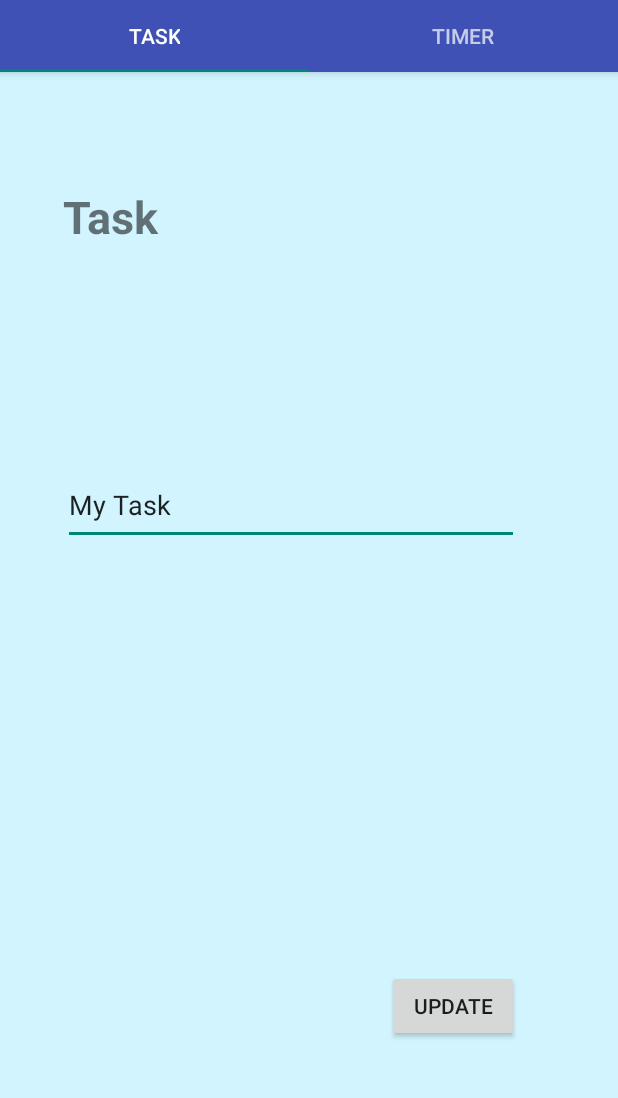
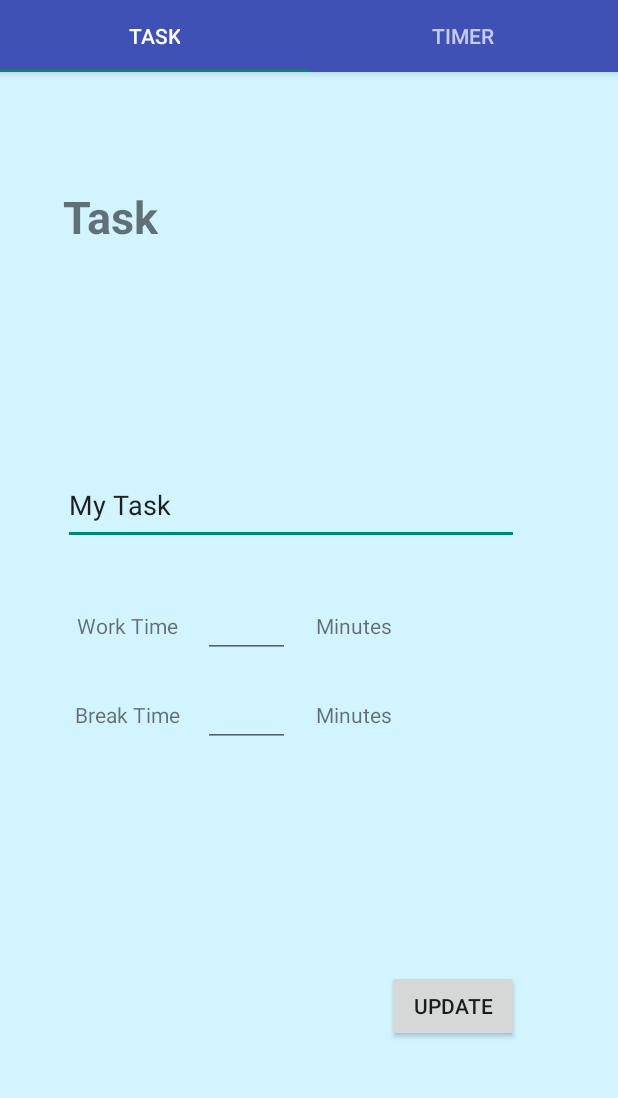
Before and after one commit to carbonXIII/PomodoroApp, an Android app: the screen it shows after launch (MainActivity), on a phone screen of 412 x 824 dp, the part 89-1187 px from its top. Run offline under Robolectric (Android 15) with nearby library versions, the phone set to English and light mode, and no system bars.

Commit message:
Reworks UI for adjustable timer

```diff
--- a/project/app/src/main/java/org/team/app/model/Task.java
+++ b/project/app/src/main/java/org/team/app/model/Task.java
@@ -6,20 +6,19 @@ import java.util.Collections;
 import java.util.Set;
 import java.util.WeakHashMap;
 
+import static org.team.app.model.TimerType.WORK;
+
 /// Task representation
 public class Task {
     protected final UUID uuid;
     protected String name;
 
-    protected static final int DEFAULT_WORK_TIME = 25;
-    protected static final int DEFAULT_BREAK_TIME = 5;
-
-    protected int workDurationInMinutes = DEFAULT_WORK_TIME;
-    protected int breakDurationInMinutes = DEFAULT_BREAK_TIME;
+    protected static final int DEFAULT_WORK_TIME = 25 * 60 * 1000;
+    protected static final int DEFAULT_BREAK_TIME = 5* 60 * 1000;
 
     // TODO: LISTENERS NEEDED FOR THESE TIMES
-    protected long workDuration = workDurationInMinutes * 60 * 1000;
-    protected long breakDuration = breakDurationInMinutes * 60 * 1000;
+    protected long workDuration = DEFAULT_WORK_TIME;
+    protected long breakDuration = DEFAULT_BREAK_TIME;
 
     /// Listener for Task updates
     public static interface Listener {
@@ -62,15 +61,11 @@ public class Task {
     }
 
     /// Sets the workDuration, and calls attached listeners with the update
-    public void setWorkDurationInMinutes(int timeInMinutes) {
-        this.workDurationInMinutes = timeInMinutes;
-        // TODO SETUP LISTENERS
-    }
-
-    /// Sets the breakDuration, and calls attached listeners with the update
-    public void setBreakkDurationInMinutes(int timeInMinutes) {
-        this.breakDurationInMinutes = timeInMinutes;
-        // TODO SETUP LISTENERS
+    public void setDuration(TimerType type, long duration) {
+        if (type == WORK)
+            workDuration = duration;
+        else
+            breakDuration = duration;
     }
 
     public UUID getUUID() {
--- a/project/app/src/main/res/layout/screen_setup_task.xml
+++ b/project/app/src/main/res/layout/screen_setup_task.xml
@@ -46,4 +46,70 @@
         app:layout_constraintBottom_toBottomOf="parent"
         app:layout_constraintEnd_toEndOf="@+id/editTextTaskName" />
 
+    <EditText
+        android:id="@+id/editTextNumber2"
+        android:layout_width="58dp"
+        android:layout_height="43dp"
+        android:layout_marginStart="8dp"
+        android:layout_marginLeft="8dp"
+        android:layout_marginTop="32dp"
+        android:ems="10"
+        android:inputType="number"
+        app:layout_constraintStart_toEndOf="@+id/textView2"
+        app:layout_constraintTop_toBottomOf="@+id/editTextTaskName" />
+
+    <TextView
+        android:id="@+id/textView2"
+        android:layout_width="85dp"
+        android:layout_height="43dp"
+        android:layout_marginStart="42dp"
+        android:layout_marginLeft="42dp"
+        android:layout_marginTop="32dp"
+        android:gravity="center"
+        android:text="@string/work_timer_text"
+        app:layout_constraintStart_toStartOf="parent"
+        app:layout_constraintTop_toBottomOf="@+id/editTextTaskName" />
+
+    <TextView
+        android:id="@+id/textView4"
+        android:layout_width="85dp"
+        android:layout_height="43dp"
+        android:layout_marginTop="32dp"
+        android:gravity="center"
+        android:text="@string/minutes"
+        app:layout_constraintStart_toEndOf="@+id/editTextNumber2"
+        app:layout_constraintTop_toBottomOf="@+id/editTextTaskName" />
+
+    <EditText
+        android:id="@+id/editTextNumber3"
+        android:layout_width="58dp"
+        android:layout_height="43dp"
+        android:layout_marginStart="8dp"
+        android:layout_marginLeft="8dp"
+        android:layout_marginTop="16dp"
+        android:ems="10"
+        android:inputType="number"
+        app:layout_constraintStart_toEndOf="@+id/textView5"
+        app:layout_constraintTop_toBottomOf="@+id/editTextNumber2" />
+
+    <TextView
+        android:id="@+id/textView5"
+        android:layout_width="85dp"
+        android:layout_height="43dp"
+        android:layout_marginTop="16dp"
+        android:gravity="center"
+        android:text="@string/break_timer_text"
+        app:layout_constraintStart_toStartOf="@+id/textView2"
+        app:layout_constraintTop_toBottomOf="@+id/textView2" />
+
+    <TextView
+        android:id="@+id/textView6"
+        android:layout_width="85dp"
+        android:layout_height="43dp"
+        android:layout_marginTop="16dp"
+        android:gravity="center"
+        android:text="@string/minutes"
+        app:layout_constraintStart_toEndOf="@+id/editTextNumber3"
+        app:layout_constraintTop_toBottomOf="@+id/textView4" />
+
 </androidx.constraintlayout.widget.ConstraintLayout>
--- a/project/app/src/main/res/values/strings.xml
+++ b/project/app/src/main/res/values/strings.xml
@@ -18,4 +18,5 @@
     <string name="break_timer_text">Break Time</string>
     <string name="enter">Enter</string>
     <string name="sign_up">Sign Up Now</string>
+    <string name="minutes">Minutes</string>
 </resources>
```
